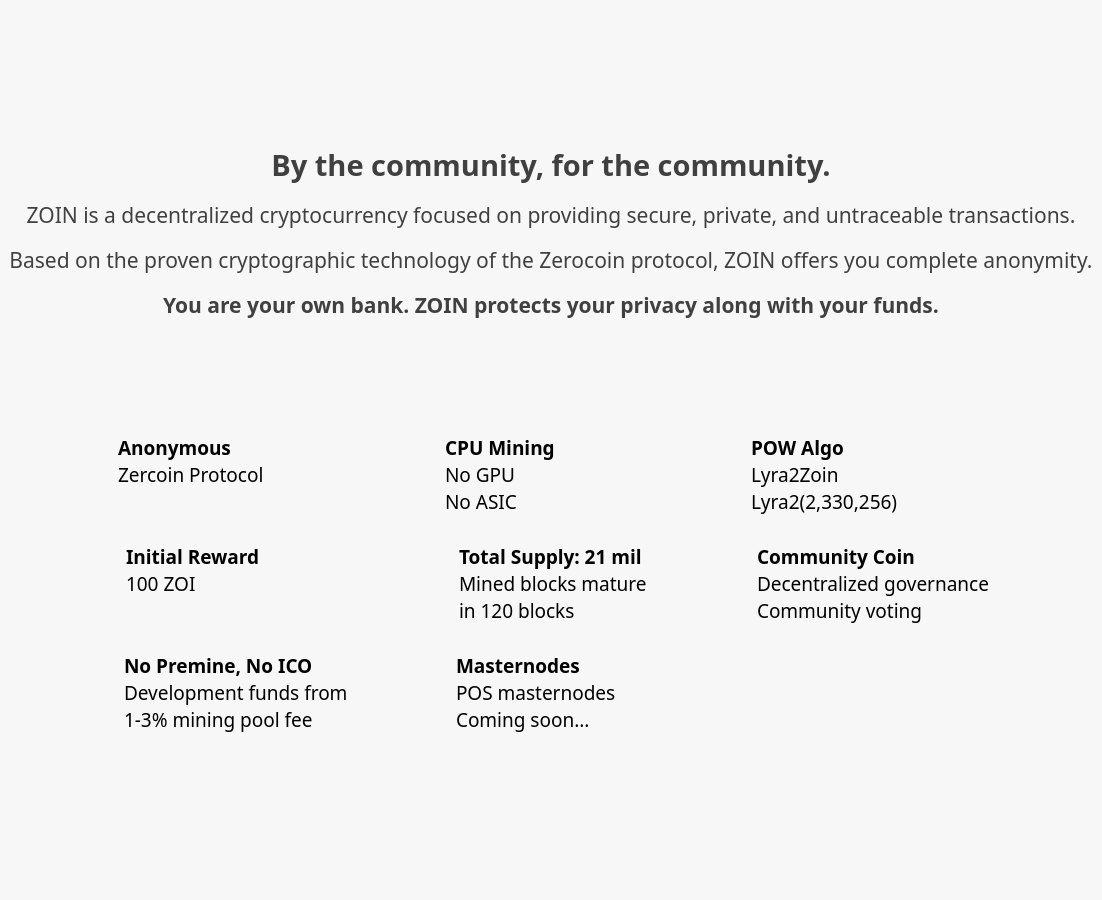
The window that src/qt/forms/learnmorepage.ui (noirofficial/noir) describes before a commit, drawn with Qt 5.
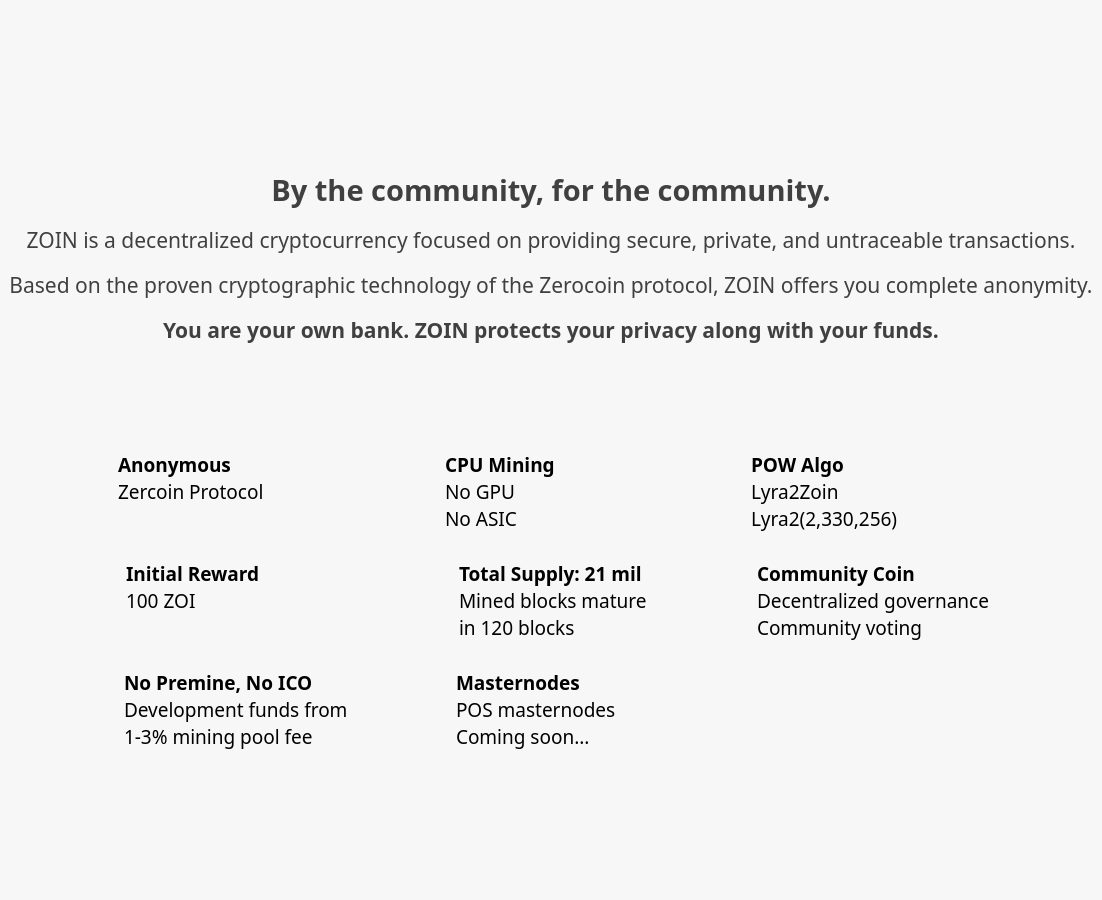
The same window after the commit. Icons and pictures are not drawn.

Patch:
```diff
--- a/src/qt/forms/learnmorepage.ui
+++ b/src/qt/forms/learnmorepage.ui
@@ -354,11 +354,26 @@
         <property name="spacing">
          <number>0</number>
         </property>
+        <property name="topMargin">
+         <number>0</number>
+        </property>
         <property name="bottomMargin">
          <number>0</number>
         </property>
         <item>
          <widget class="QLabel" name="spacerTop">
+          <property name="sizePolicy">
+           <sizepolicy hsizetype="Preferred" vsizetype="Fixed">
+            <horstretch>0</horstretch>
+            <verstretch>0</verstretch>
+           </sizepolicy>
+          </property>
+          <property name="minimumSize">
+           <size>
+            <width>0</width>
+            <height>95</height>
+           </size>
+          </property>
           <property name="styleSheet">
            <string notr="true">background-color: rgba(255, 255, 255,0);
 background-image: url(:/icons/zoin_logo);
@@ -371,6 +386,9 @@
           <property name="alignment">
            <set>Qt::AlignCenter</set>
           </property>
+          <property name="indent">
+           <number>0</number>
+          </property>
          </widget>
         </item>
        </layout>
@@ -396,7 +414,7 @@
           </property>
           <property name="font">
            <font>
-            <family>Source Sans Pro</family>
+            <family>ZoinBold</family>
             <pointsize>22</pointsize>
             <weight>75</weight>
             <italic>false</italic>
@@ -469,7 +487,7 @@
          <widget class="QLabel" name="label_41">
           <property name="font">
            <font>
-            <family>Source Sans Pro</family>
+            <family>ZoinSemiBold</family>
             <pointsize>16</pointsize>
             <weight>75</weight>
             <bold>true</bold>
@@ -562,7 +580,7 @@
            <widget class="QLabel" name="label_19">
             <property name="font">
              <font>
-              <family>Source Sans Pro</family>
+              <family>ZoinSemiBold</family>
               <pointsize>14</pointsize>
               <weight>75</weight>
               <bold>true</bold>
@@ -644,7 +662,7 @@
            <widget class="QLabel" name="label_7">
             <property name="font">
              <font>
-              <family>Source Sans Pro</family>
+              <family>ZoinSemiBold</family>
               <pointsize>14</pointsize>
               <weight>75</weight>
               <bold>true</bold>
@@ -732,7 +750,7 @@
            <widget class="QLabel" name="label_5">
             <property name="font">
              <font>
-              <family>Source Sans Pro</family>
+              <family>ZoinSemiBold</family>
               <pointsize>14</pointsize>
               <weight>75</weight>
               <bold>true</bold>
@@ -844,7 +862,7 @@
            <widget class="QLabel" name="label_23">
             <property name="font">
              <font>
-              <family>Source Sans Pro</family>
+              <family>ZoinSemiBold</family>
               <pointsize>14</pointsize>
               <weight>75</weight>
               <bold>true</bold>
@@ -926,7 +944,7 @@
            <widget class="QLabel" name="label_26">
             <property name="font">
              <font>
-              <family>Source Sans Pro</family>
+              <family>ZoinSemiBold</family>
               <pointsize>14</pointsize>
               <weight>75</weight>
               <bold>true</bold>
@@ -1005,7 +1023,7 @@
            <widget class="QLabel" name="label_25">
             <property name="font">
              <font>
-              <family>Source Sans Pro</family>
+              <family>ZoinSemiBold</family>
               <pointsize>14</pointsize>
               <weight>75</weight>
               <bold>true</bold>
@@ -1117,7 +1135,7 @@
            <widget class="QLabel" name="label_34">
             <property name="font">
              <font>
-              <family>Source Sans Pro</family>
+              <family>ZoinSemiBold</family>
               <pointsize>14</pointsize>
               <weight>75</weight>
               <bold>true</bold>
@@ -1187,7 +1205,7 @@
            <widget class="QLabel" name="label_33">
             <property name="font">
              <font>
-              <family>Source Sans Pro</family>
+              <family>ZoinSemiBold</family>
               <pointsize>14</pointsize>
               <weight>75</weight>
               <bold>true</bold>
```
